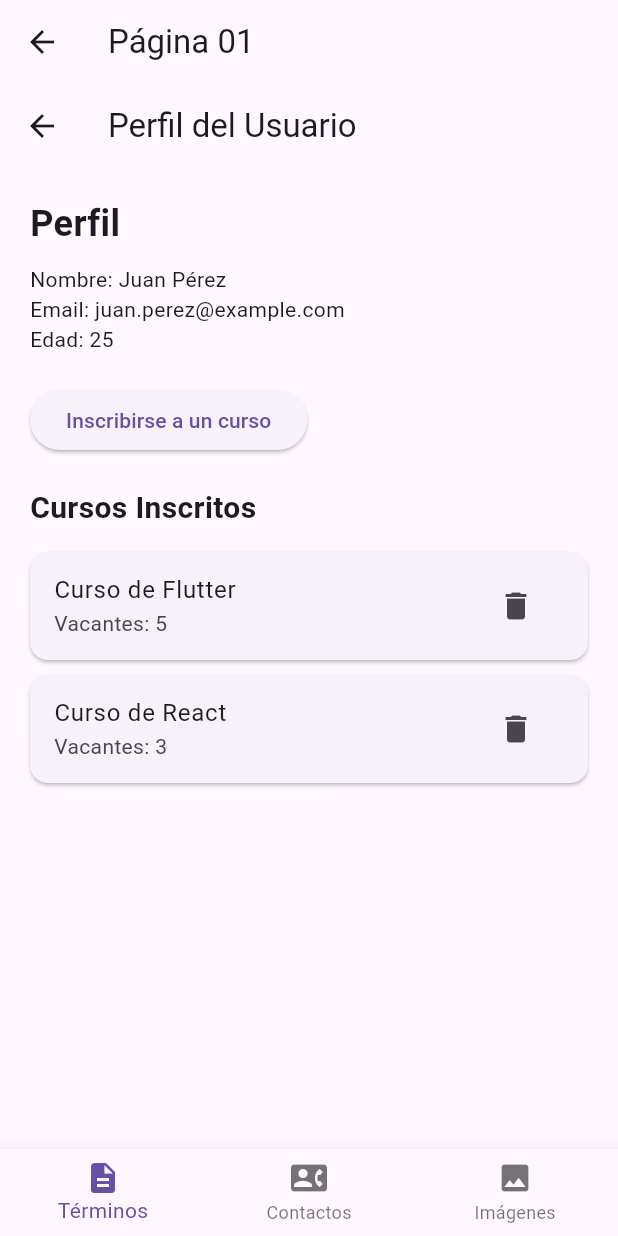
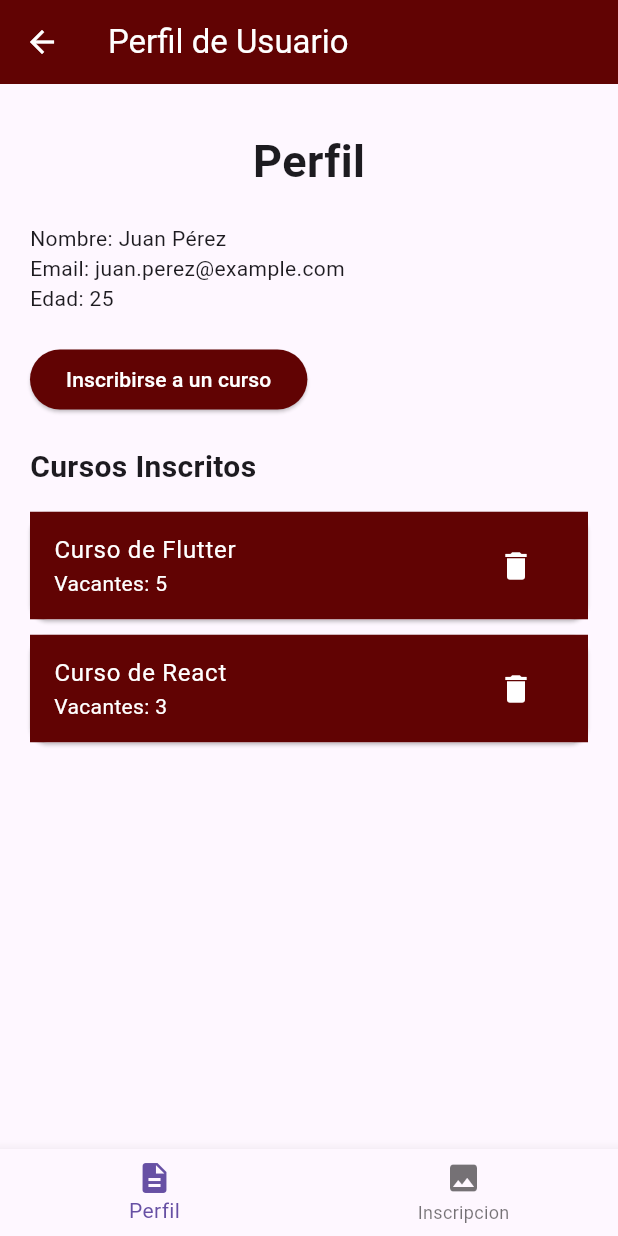
Before and after one commit to julio-1610/Laboratorios-PE, a Flutter app: the screen it shows after launch, after a tap on "Aceptar", on a phone screen of 412 x 824 dp. Run offline on Flutter 3.47's test engine with Material 3 defaults, Android fonts, the phone set to English and light mode, and no system bars; network calls fail.

Commit message:
estilizando las pages

```diff
--- a/flutter_application_matriculas_laboratorio_v1/lib/main.dart
+++ b/flutter_application_matriculas_laboratorio_v1/lib/main.dart
@@ -1,6 +1,6 @@
 import 'package:flutter/material.dart';
 import 'package:flutter_application_matriculas_laboratorio_v1/pages/page02.dart';
-import 'package:flutter_application_matriculas_laboratorio_v1/pages/page03.dart';
+
 import 'package:flutter_application_matriculas_laboratorio_v1/pages/page04.dart';
 import 'package:flutter/services.dart';
 
@@ -95,7 +95,7 @@
                     style: TextStyle(
                       fontSize: 20,
                       fontWeight: FontWeight.bold,
-                      color: Color.fromARGB(255, 141, 5, 5),
+                      color: const Color.fromARGB(255, 97, 3, 3),
                     ),
                   ),
                   const SizedBox(height: 20),
@@ -168,7 +168,7 @@
         borderRadius: BorderRadius.circular(5.0),
       ),
       iconColor: Color.fromARGB(255, 248, 248, 248),
-      backgroundColor: const Color.fromARGB(255, 141, 5, 5),
+      backgroundColor: const Color.fromARGB(255, 97, 3, 3),
       foregroundColor: Colors.white,
     ),
     onPressed: () {
@@ -191,24 +191,27 @@
   // Listado de páginas
   final List<Widget> _paginas = [
     Page02(), // Términos y condiciones
-    Page03(), // Contactos
+
     Page04(), // Imágenes
   ];
 
   // Títulos para cada página
   final List<String> _titulos = [
-    'Página 01', // Título para Page02
-    'Página 02', // Título para Page03
-    'Página 03', // Título para Page04
+    'Perfil de Usuario', // Título para Page02
+    'Incripcion de Laboratorios', // Título para Page03
   ];
 
   @override
   Widget build(BuildContext context) {
     return Scaffold(
       appBar: AppBar(
-        title: Text(_titulos[_pagActual]),
+        title: Text(
+          _titulos[_pagActual],
+          style: const TextStyle(color: Colors.white),
+        ),
+        backgroundColor: const Color.fromARGB(255, 97, 3, 3),
         leading: IconButton(
-          icon: Icon(Icons.arrow_back),
+          icon: const Icon(Icons.arrow_back, color: Colors.white),
           onPressed: () {
             // Regresar a la página de inicio
             Navigator.pop(context);
@@ -226,15 +229,11 @@
         items: const [
           BottomNavigationBarItem(
             icon: Icon(Icons.description), // Ícono para términos y condiciones
-            label: 'Términos',
-          ),
-          BottomNavigationBarItem(
-            icon: Icon(Icons.contact_phone), // Ícono para contactos
-            label: 'Contactos',
+            label: 'Perfil',
           ),
           BottomNavigationBarItem(
             icon: Icon(Icons.image), // Ícono para imágenes
-            label: 'Imágenes',
+            label: 'Inscripcion',
           ),
         ],
       ),
--- a/flutter_application_matriculas_laboratorio_v1/lib/pages/page02.dart
+++ b/flutter_application_matriculas_laboratorio_v1/lib/pages/page02.dart
@@ -60,17 +60,24 @@ class _Page02State extends State<Page02> {
   @override
   Widget build(BuildContext context) {
     return Scaffold(
-      appBar: AppBar(
-        title: const Text('Perfil del Usuario'),
-      ),
       body: SingleChildScrollView(
         padding: const EdgeInsets.all(20.0),
         child: Column(
           crossAxisAlignment: CrossAxisAlignment.start,
           children: [
-            const Text(
-              "Perfil",
-              style: TextStyle(fontSize: 24, fontWeight: FontWeight.bold),
+            Padding(
+              padding:
+                  const EdgeInsets.all(10.0), // Espaciado alrededor del título
+              child: Center(
+                // Centrar el título
+                child: Text(
+                  "Perfil",
+                  style: TextStyle(
+                    fontSize: 30, // Tamaño grande
+                    fontWeight: FontWeight.bold, // Negrita
+                  ),
+                ),
+              ),
             ),
             const SizedBox(height: 10),
             Text("Nombre: ${userProfile['Nombre']}"),
@@ -79,8 +86,14 @@ class _Page02State extends State<Page02> {
             const SizedBox(height: 20),
             ElevatedButton(
               onPressed: () {
-                Navigator.pushNamed(context, '/page04'); // Ir a la página de inscripción
+                Navigator.pushNamed(
+                    context, '/page04'); // Ir a la página de inscripción
               },
+              style: ElevatedButton.styleFrom(
+                backgroundColor:
+                    Color.fromARGB(255, 97, 3, 3), // Color de fondo rojo
+                foregroundColor: Colors.white, // Color del texto blanco
+              ),
               child: const Text("Inscribirse a un curso"),
             ),
             const SizedBox(height: 20),
@@ -90,20 +103,27 @@ class _Page02State extends State<Page02> {
             ),
             const SizedBox(height: 10),
             ListView.builder(
-              shrinkWrap: true, // Para que funcione dentro de SingleChildScrollView
+              shrinkWrap:
+                  true, // Para que funcione dentro de SingleChildScrollView
               itemCount: enrolledCourses.length,
               itemBuilder: (context, index) {
                 return Card(
                   margin: const EdgeInsets.symmetric(vertical: 5),
                   child: ListTile(
-                    title: Text(enrolledCourses[index]['name']),
-                    subtitle: Text("Vacantes: ${enrolledCourses[index]['vacantes']}"),
+                    title: Text(
+                      enrolledCourses[index]['name'],
+                      style: TextStyle(color: Colors.white),
+                    ),
+                    subtitle: Text(
+                        "Vacantes: ${enrolledCourses[index]['vacantes']}",
+                        style: TextStyle(color: Colors.white)),
                     trailing: IconButton(
-                      icon: const Icon(Icons.delete),
+                      icon: const Icon(Icons.delete, color: Colors.white),
                       onPressed: () {
                         _showUnenrollConfirmation(context, index);
                       },
                     ),
+                    tileColor: const Color.fromARGB(255, 97, 3, 3),
                   ),
                 );
               },
```
Also changed, not shown: flutter_application_matriculas_laboratorio_v1/lib/pages/page03.dart (deleted, +0 -83 lines), flutter_application_matriculas_laboratorio_v1/lib/pages/page04.dart (+46 -9 lines).
